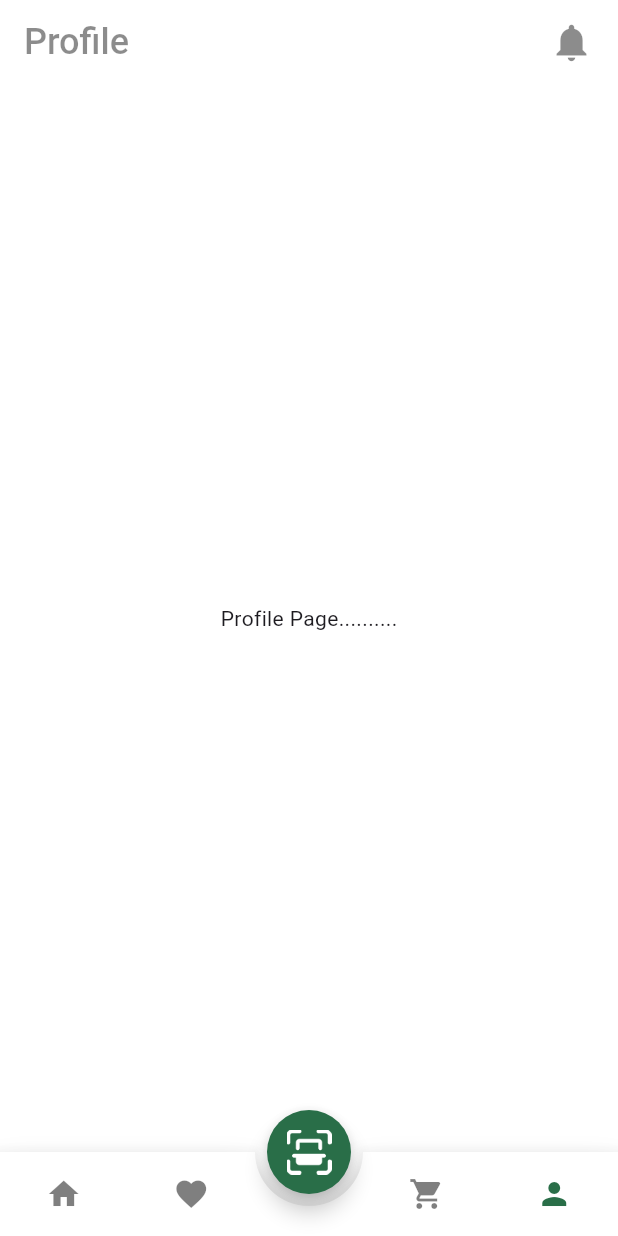
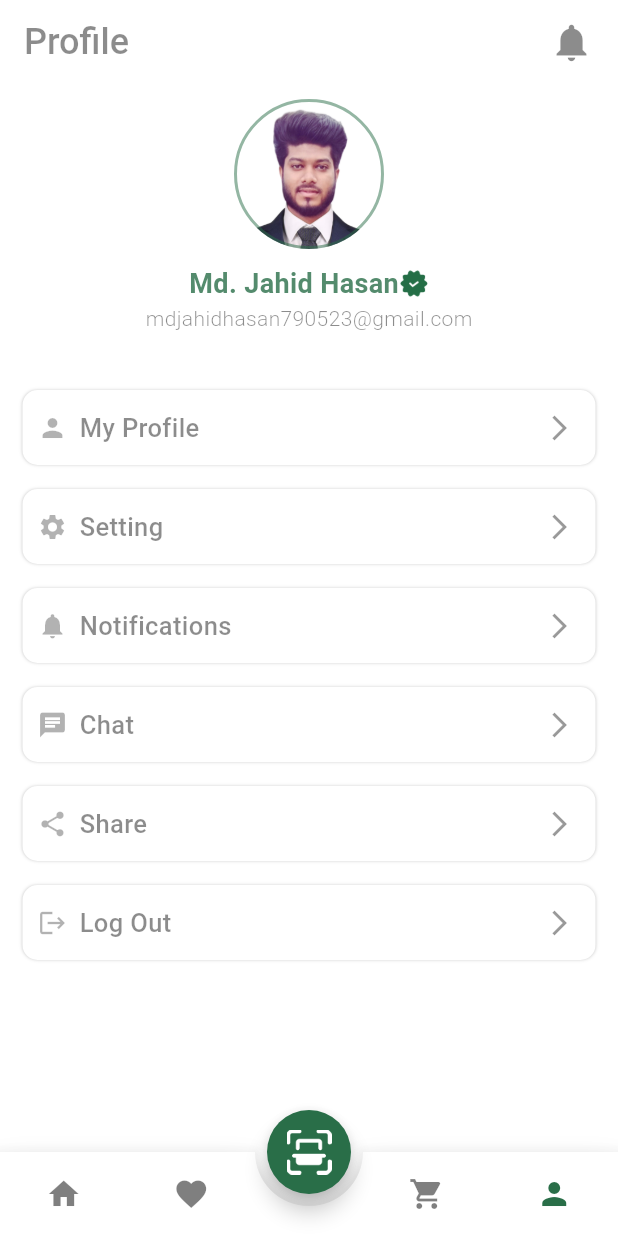
Before and after one commit to Jahid01234/Plants_App, a Flutter app: the screen it shows after launch, item 4 of the bottom bar chosen, on a phone screen of 412 x 824 dp. Run offline on Flutter 3.47's test engine with Material 3 defaults, Android fonts, the light colour scheme and no system bars; drawn by our look-alikes of animated_bottom_navigation_bar; our stand-ins replace page_transition.

Commit message:
- add profile screen

```diff
--- a/lib/ui/screens/cart_screen.dart
+++ b/lib/ui/screens/cart_screen.dart
@@ -17,11 +17,14 @@ class CartScreen extends StatefulWidget {
 
 class _CartScreenState extends State<CartScreen> {
 
+  // Here Calculate Total Price, when increase and decrease price
   int calculateTotalPrice() {
     return widget.addToCartPlants.fold(0, (sum, plant) {
       return sum + plant.price;
     });
   }
+
+
 
 
   @override
--- a/lib/ui/screens/profile_screen.dart
+++ b/lib/ui/screens/profile_screen.dart
@@ -1,4 +1,6 @@
 import 'package:flutter/material.dart';
+import 'package:plants_app/resources/colors/app_colors.dart';
+import 'package:plants_app/ui/widgets/profile_component.dart';
 
 class ProfileScreen extends StatefulWidget {
   const ProfileScreen({super.key});
@@ -10,9 +12,89 @@ class ProfileScreen extends StatefulWidget {
 class _ProfileScreenState extends State<ProfileScreen> {
   @override
   Widget build(BuildContext context) {
-    return const Scaffold(
-      body: Center(
-        child: Text("Profile Page.........."),
+    return  Scaffold(
+      body: Padding(
+        padding: const EdgeInsets.all(10),
+        child: SingleChildScrollView(
+          child: Column(
+            crossAxisAlignment: CrossAxisAlignment.center,
+            mainAxisAlignment: MainAxisAlignment.center,
+            children: [
+              // profile image
+              Container(
+                height: 100,
+                decoration: BoxDecoration(
+                  shape: BoxShape.circle,
+                  border: Border.all(
+                    color: AppColors.primaryColor.withOpacity(0.5),
+                    width: 2.0,
+                  ),
+                  image: const DecorationImage(
+                      image: AssetImage("assets/images/profile.png"),
+                  ),
+                ),
+              ),
+              const SizedBox(height: 10),
+              // Name, email text
+              Column(
+                crossAxisAlignment: CrossAxisAlignment.center,
+                children: [
+                  Row(
+                    mainAxisAlignment: MainAxisAlignment.center,
+                    crossAxisAlignment: CrossAxisAlignment.center,
+                    children: [
+                       Text("Md. Jahid Hasan",
+                        style: TextStyle(
+                          color: AppColors.primaryColor.withOpacity(0.8),
+                          fontSize: 18,
+                          fontWeight: FontWeight.bold
+                        ),
+                      ),
+                      Image.asset("assets/images/verified.png",height: 20,),
+                    ],
+                  ),
+                  const Text("mdjahidhasan790523@gmail.com",
+                    style: TextStyle(
+                        color: AppColors.blackColor,
+                        fontWeight: FontWeight.w300
+                    ),
+                  ),
+                ],
+              ),
+              const SizedBox(height: 30),
+              const Column(
+                crossAxisAlignment: CrossAxisAlignment.center,
+                children: [
+                    ProfileComponent(
+                      title: 'My Profile',
+                      icon: Icons.person,
+                    ),
+                  ProfileComponent(
+                    title: 'Setting',
+                    icon: Icons.settings,
+                  ),
+                  ProfileComponent(
+                    title: 'Notifications',
+                    icon: Icons.notifications,
+                  ),
+                  ProfileComponent(
+                    title: 'Chat',
+                    icon: Icons.chat,
+                  ),
+                  ProfileComponent(
+                    title: 'Share',
+                    icon: Icons.share,
+                  ),
+                  ProfileComponent(
+                    title: 'Log Out',
+                    icon: Icons.logout,
+                  ),
+                ],
+              ),
+
+            ],
+          ),
+        ),
       ),
     );
   }
--- /dev/null
+++ b/lib/ui/widgets/profile_component.dart
@@ -0,0 +1,65 @@
+import 'package:flutter/material.dart';
+import 'package:plants_app/resources/colors/app_colors.dart';
+
+class ProfileComponent extends StatelessWidget {
+  final IconData icon;
+  final String title;
+
+  const ProfileComponent({
+    super.key,
+    required this.icon,
+    required this.title,
+  });
+
+  @override
+  Widget build(BuildContext context) {
+    return Container(
+      height: 50,
+      margin: const EdgeInsets.symmetric(horizontal: 5,vertical: 8),
+      padding: const EdgeInsets.only(left: 10),
+      decoration: BoxDecoration(
+        color: Colors.white,
+        borderRadius: BorderRadius.circular(10),
+        boxShadow:  [
+          BoxShadow(
+              color: Colors.grey.withOpacity(0.5),
+              blurRadius: 1,
+              spreadRadius: 0,
+              offset: const Offset(0,0)
+          ),
+        ],
+      ),
+      child: Row(
+        mainAxisAlignment: MainAxisAlignment.spaceBetween,
+        children: [
+          // 1st row
+          Row(
+            children: [
+              Icon(
+                icon,
+                color: AppColors.blackColor.withOpacity(.3),
+                size: 20,
+              ),
+              const SizedBox(width: 8),
+              Text(title,style: const TextStyle(
+                  color: AppColors.blackColor,
+                  fontSize: 17,
+                  fontWeight: FontWeight.w500,
+               ),
+              ),
+            ],
+          ),
+          // 2nd row
+          IconButton(
+            onPressed: (){},
+            icon: Icon(
+              Icons.arrow_forward_ios,
+              color: AppColors.blackColor.withOpacity(.4),
+              size: 20,
+            ),
+          )
+        ],
+      ),
+    );
+  }
+}
```
Also changed, not shown: assets/images/profile.jpg (deleted), assets/images/profile.png (added).
